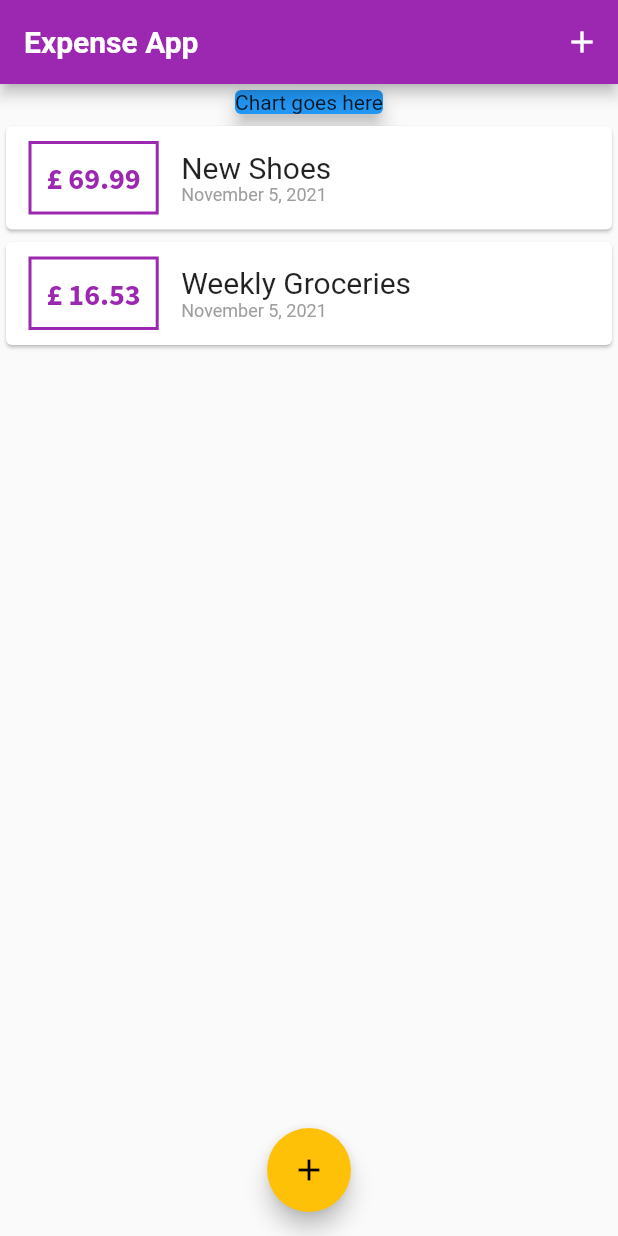
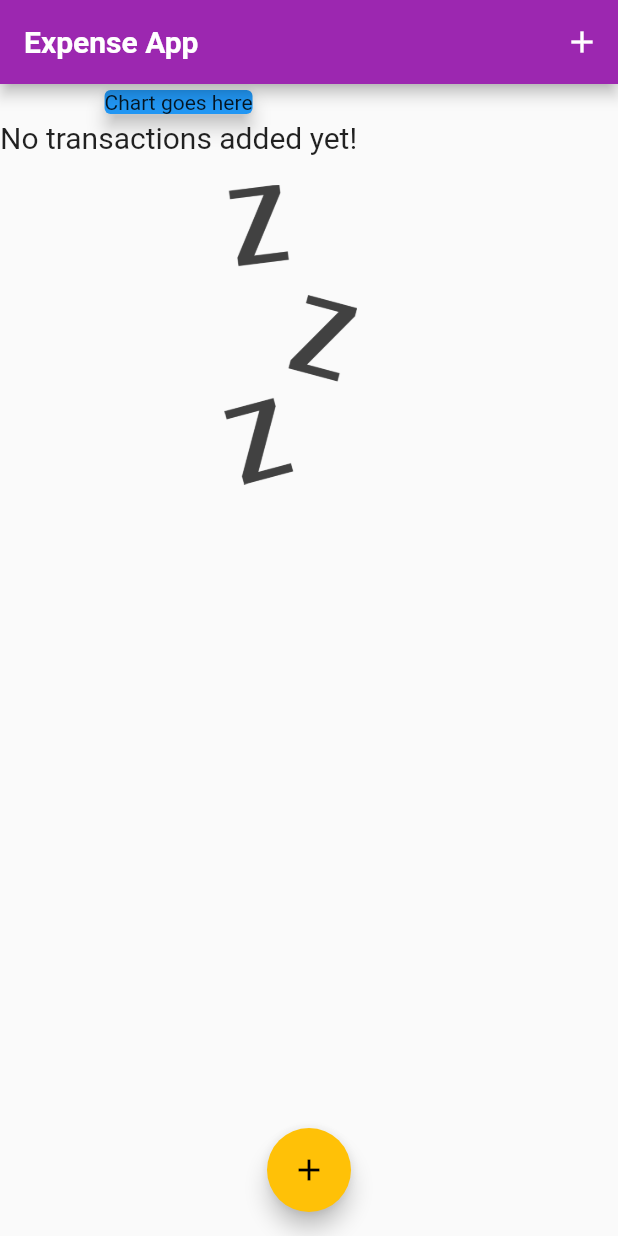
Before and after one commit to alexmisnovs/expense_tracker, a Flutter app: the screen it shows after launch, on a phone screen of 412 x 824 dp. Run offline on Flutter 3.47's test engine with Material 2 defaults, Android fonts, the phone set to English and light mode, and no system bars.

Commit message:
Added no transactions image

```diff
--- a/lib/main.dart
+++ b/lib/main.dart
@@ -47,18 +47,18 @@ class MyHomePage extends StatefulWidget {
 
 class _MyHomePageState extends State<MyHomePage> {
   final List<Transaction> _userTransactions = [
-    Transaction(
-      id: 't1',
-      title: 'New Shoes',
-      amount: 69.99,
-      date: DateTime.now(),
-    ),
-    Transaction(
-      id: 't2',
-      title: 'Weekly Groceries',
-      amount: 16.53,
-      date: DateTime.now(),
-    ),
+    // Transaction(
+    //   id: 't1',
+    //   title: 'New Shoes',
+    //   amount: 69.99,
+    //   date: DateTime.now(),
+    // ),
+    // Transaction(
+    //   id: 't2',
+    //   title: 'Weekly Groceries',
+    //   amount: 16.53,
+    //   date: DateTime.now(),
+    // ),
   ];
 
   void _addNewTransaction(String transactionTitle, double transactionAmount) {
--- a/lib/widgets/transaction_list.dart
+++ b/lib/widgets/transaction_list.dart
@@ -11,13 +11,32 @@ class TransactionList extends StatelessWidget {
   Widget build(BuildContext context) {
     return Container(
         height: 300,
-        child: ListView.builder(
+        child: transactions.isEmpty
+            ? Column(
+                crossAxisAlignment: CrossAxisAlignment.end,
+                children: <Widget>[
+                  Text('No transactions added yet!',
+                      style: Theme.of(context).textTheme.headline6),
+                  SizedBox(
+                    height: 20,
+                  ),
+                  Container(
+                    child: Image.asset(
+                      'images/waiting.png',
+                      fit: BoxFit.cover,
+                    ),
+                    height: 200,
+                  ),
+                ],
+              )
+            : ListView.builder(
                 itemBuilder: (context, index) {
                   return Card(
                       child: Row(
                     children: [
                       Container(
-                  margin: EdgeInsets.symmetric(horizontal: 15, vertical: 10),
+                        margin:
+                            EdgeInsets.symmetric(horizontal: 15, vertical: 10),
                         decoration: BoxDecoration(
                             border: Border.all(
                           color: Theme.of(context).primaryColor,
@@ -43,7 +62,8 @@ class TransactionList extends StatelessWidget {
                             style: Theme.of(context).textTheme.headline6,
                           ),
                           Text(
-                      DateFormat.yMMMMd().format(transactions[index].date),
+                            DateFormat.yMMMMd()
+                                .format(transactions[index].date),
                             style: TextStyle(
                               fontFamily: 'Roboto',
                               fontWeight: FontWeight.normal,
--- a/pubspec.yaml
+++ b/pubspec.yaml
@@ -46,8 +46,8 @@ flutter:
   uses-material-design: true
 
   # To add assets to your application, add an assets section, like this:
-  # assets:
-  #   - images/a_dot_burr.jpeg
+  assets:
+    - images/waiting.png
   #   - images/a_dot_ham.jpeg
 
   # An image asset can refer to one or more resolution-specific "variants", see
```
Also changed, not shown: images/waiting.png (added). Lines whose indentation alone changed are shown as unchanged.
